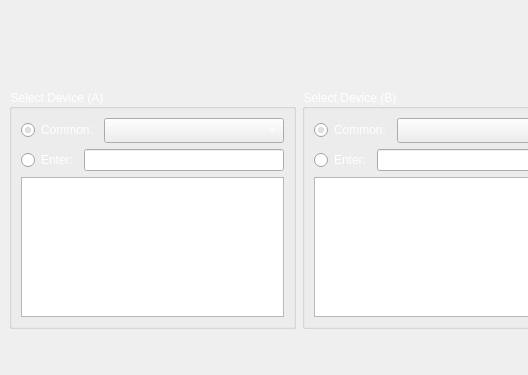
The window that rtbsa.ui (lisazacarias/rtbsa) describes before a commit, drawn with Qt 5; both pictures show x 0 to 528 and y 492 to 867 of the 927 by 867 pixel window.
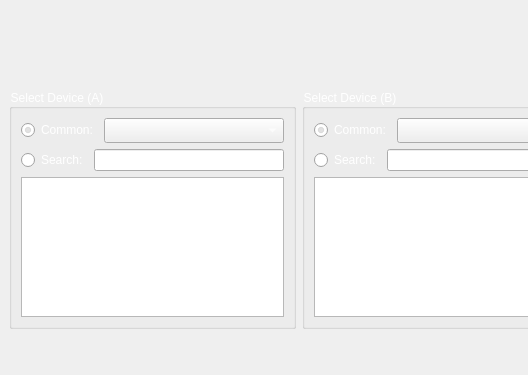
The same window after the commit.

Commit message: Added some comments, changed enter to search, and fixed FFT divide by 0 problem

```diff
--- a/rtbsa.ui
+++ b/rtbsa.ui
@@ -86,7 +86,7 @@
                  <item>
                   <widget class="QRadioButton" name="enter1_rb">
                    <property name="text">
-                    <string>Enter:</string>
+                    <string>Search:</string>
                    </property>
                    <property name="checked">
                     <bool>false</bool>
@@ -156,7 +156,7 @@
                  <item>
                   <widget class="QRadioButton" name="enter2_rb">
                    <property name="text">
-                    <string>Enter:</string>
+                    <string>Search:</string>
                    </property>
                    <property name="checked">
                     <bool>false</bool>
```
The commit also changes 1 other file.
